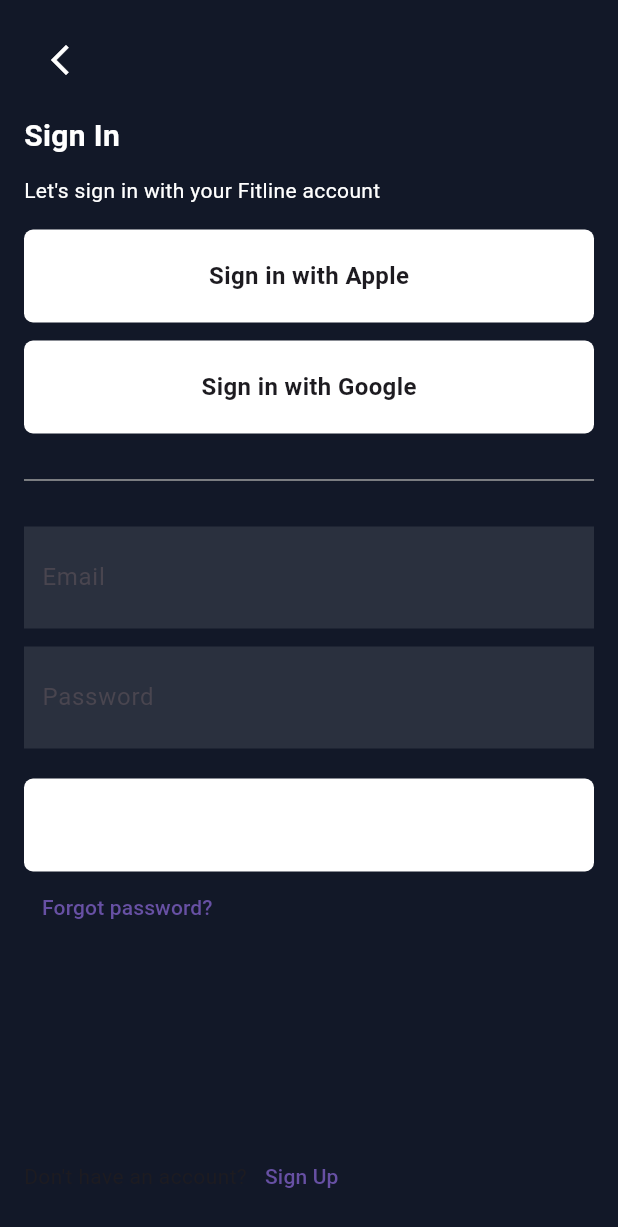
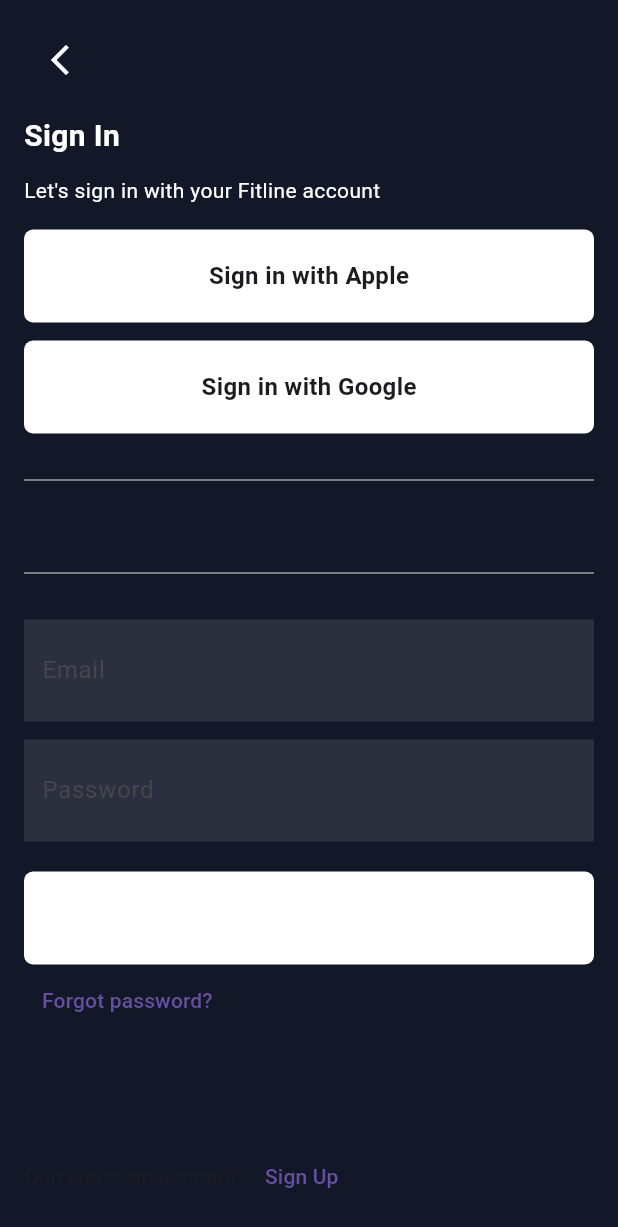
Before and after one commit to JAICHANGPARK/flutter_notebook_chapter_38, a Flutter app: the FitnessSignUpPage screen opened directly, on a phone screen of 412 x 824 dp. Shown: the top 1227 px of the screen. Run offline on Flutter 3.47's test engine with Material 3 defaults, Android fonts, the light colour scheme and no system bars; our stand-ins replace gap, go_router, smooth_page_indicator.

Commit message:
Update fitness_sign_up_page.dart

```diff
--- a/lib/ep1917_fitness_app/view/login/fitness_sign_up_page.dart
+++ b/lib/ep1917_fitness_app/view/login/fitness_sign_up_page.dart
@@ -54,7 +54,6 @@
                 ),
                 child: Center(
                   child: Text(
-
                     "Sign in with Apple",
                     style: TextStyle(
                       fontWeight: FontWeight.bold,
@@ -70,16 +69,25 @@
                   color: Colors.white,
                   borderRadius: BorderRadius.circular(6),
                 ),
-
                 child: Center(
                   child: Text(
-
                     "Sign in with Google",
                     style: TextStyle(
                       fontWeight: FontWeight.bold,
                       fontSize: 16,
                     ),
                   ),
+                ),
+              ),
+              SizedBox(
+                height: 62,
+                child: Stack(
+                  children: [
+                    Positioned.fill(
+                        child: Divider(
+                      color: Colors.grey,
+                    ))
+                  ],
                 ),
               ),
               Divider(
```
